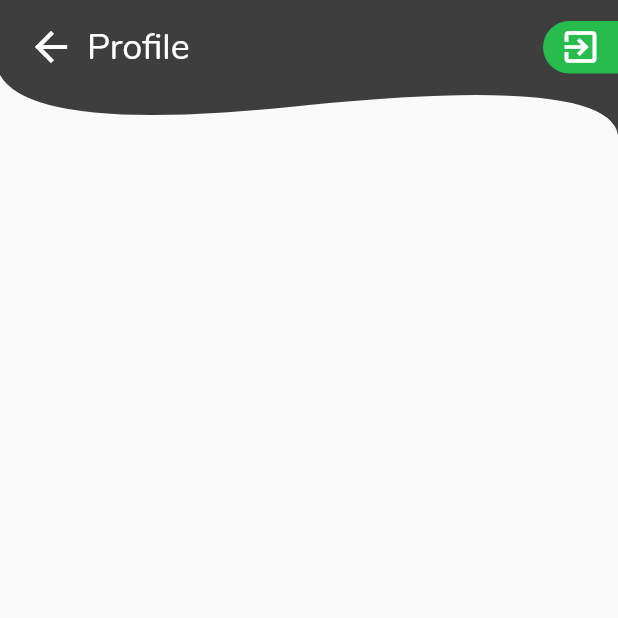
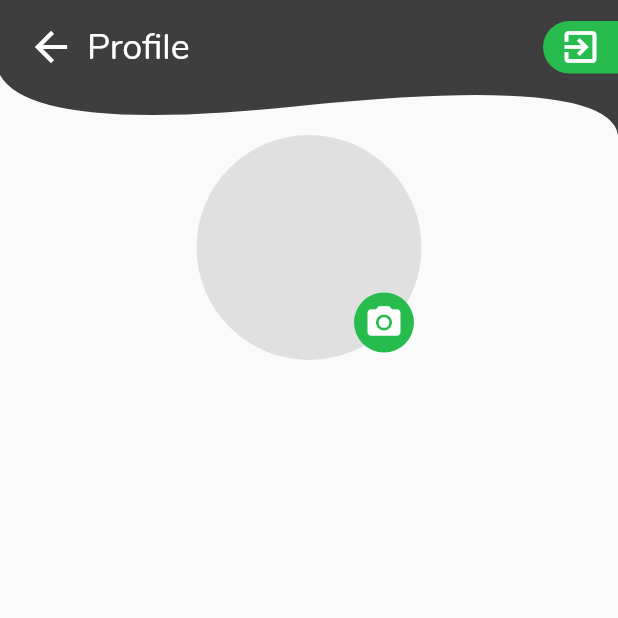
Before and after one commit to AbdullahChauhan/PA-Flutter-T4-H, a Flutter app: the Profile screen opened by its route, on a phone screen of 412 x 824 dp, the top half of it. Run offline on Flutter 3.47's test engine with Material 2 defaults, Android fonts, the phone set to English and light mode, and no system bars; our stand-ins replace country_code_picker, firebase_auth, flutter_svg; accounts and stored records are empty.

```diff
--- a/lib/screens/profile_screen.dart
+++ b/lib/screens/profile_screen.dart
@@ -3,25 +3,50 @@ import 'package:flutter/services.dart';
 import 'package:pa_flutter_t4H/widgets/custom_header.dart';
 
 class Profile extends StatelessWidget {
-
   static const routeName = '/profile';
 
   @override
   Widget build(BuildContext context) {
     return Scaffold(
         body: AnnotatedRegion<SystemUiOverlayStyle>(
-        value: SystemUiOverlayStyle.light
-            .copyWith(
+            value: SystemUiOverlayStyle.light.copyWith(
                 statusBarColor: Theme.of(context).accentColor,
                 systemNavigationBarColor: Colors.white),
             child: SafeArea(
+                child: Column(children: <Widget>[
+              WavyAppHeader(
+                title: 'Profile',
+                logoutBtn: true,
+              ),
+              Form(
                 child: Column(
                   children: <Widget>[
-              WavyAppHeader(title: 'Profile', logoutBtn: true,)
-            ]
+                    Stack(
+                      children: <Widget>[
+                        CircleAvatar(
+                          backgroundColor: Colors.grey[300],
+                          radius: 75.0,
+                        ),
+                        Positioned(
+                            bottom: 5.0,
+                            right: 5.0,
+                            child: GestureDetector(
+                                child: CircleAvatar(
+                                  radius: 20,
+                                  backgroundColor:
+                                      Theme.of(context).primaryColor,
+                                  child: Icon(
+                                    Icons.camera_alt,
+                                    color: Colors.white,
+                                    size: 26,
+                                  ),
+                                ),
+                                onTap: () => print('Clicked!'))),
+                      ],
                     )
+                  ],
+                ),
               )
-      )
-    );
+            ]))));
   }
 }
--- /dev/null
+++ b/lib/services/image_picker.dart
@@ -0,0 +1,3 @@
+class ImagePickerService {
+
+}
--- a/lib/widgets/custom_header.dart
+++ b/lib/widgets/custom_header.dart
@@ -34,7 +34,7 @@ class WavyAppHeader extends StatelessWidget {
             children: <Widget>[
               backButton ? GestureDetector(
                 child: Icon(Icons.arrow_back, size: 32.0, color: Colors.white),
-                onTap: () => print('Clicked!'),
+                onTap: () => Navigator.of(context).pop(),
               ) : SizedBox(),
               userAvatar ? GestureDetector(
                               child: CircleAvatar(
--- a/pubspec.yaml
+++ b/pubspec.yaml
@@ -24,6 +24,7 @@ dependencies:
   firebase_auth: ^0.15.5+2
   country_code_picker: ^1.2.4
   provider: ^4.0.4
+  image_picker: ^0.6.3+4
 
   # The following adds the Cupertino Icons font to your application.
   # Use with the CupertinoIcons class for iOS style icons.
```
Also changed, not shown: pubspec.lock. Lines whose indentation alone changed are shown as unchanged.
